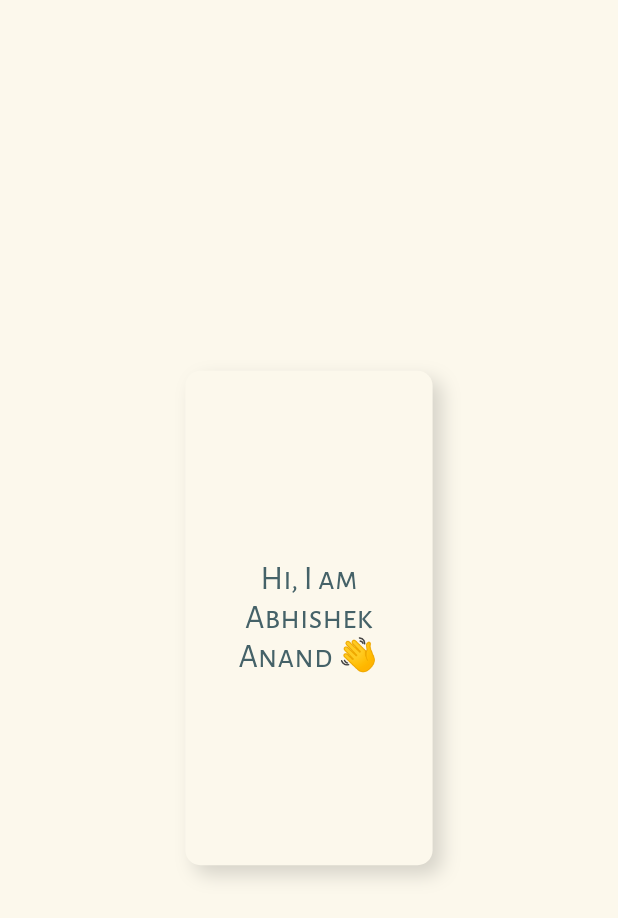
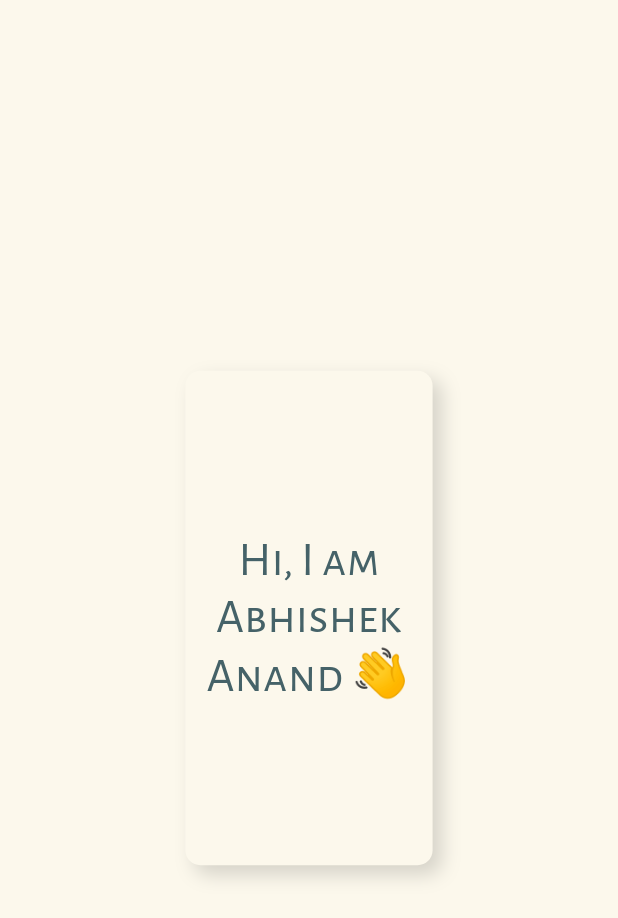
Before and after one commit to av153k/my_portfolio, a Flutter app: the screen it shows after launch, on a phone screen of 412 x 824 dp. Shown: the top 918 px of the screen. Run offline on Flutter 3.47's test engine with Material 2 defaults, Android fonts, the phone set to English and light mode, and no system bars; our stand-ins replace flutter_hooks, hooks_riverpod, logger, shared_preferences.

```diff
--- a/lib/app/views/home_view.dart
+++ b/lib/app/views/home_view.dart
@@ -38,7 +38,7 @@ class HomeView extends HookConsumerWidget {
                 child: Text(
                   'Hi, I am Abhishek Anand \u{1f44b}',
                   textAlign: TextAlign.center,
-                  style: Theme.of(context).textTheme.titleLarge,
+                  style: Theme.of(context).textTheme.headlineLarge,
                 ),
               ),
             ),
```
